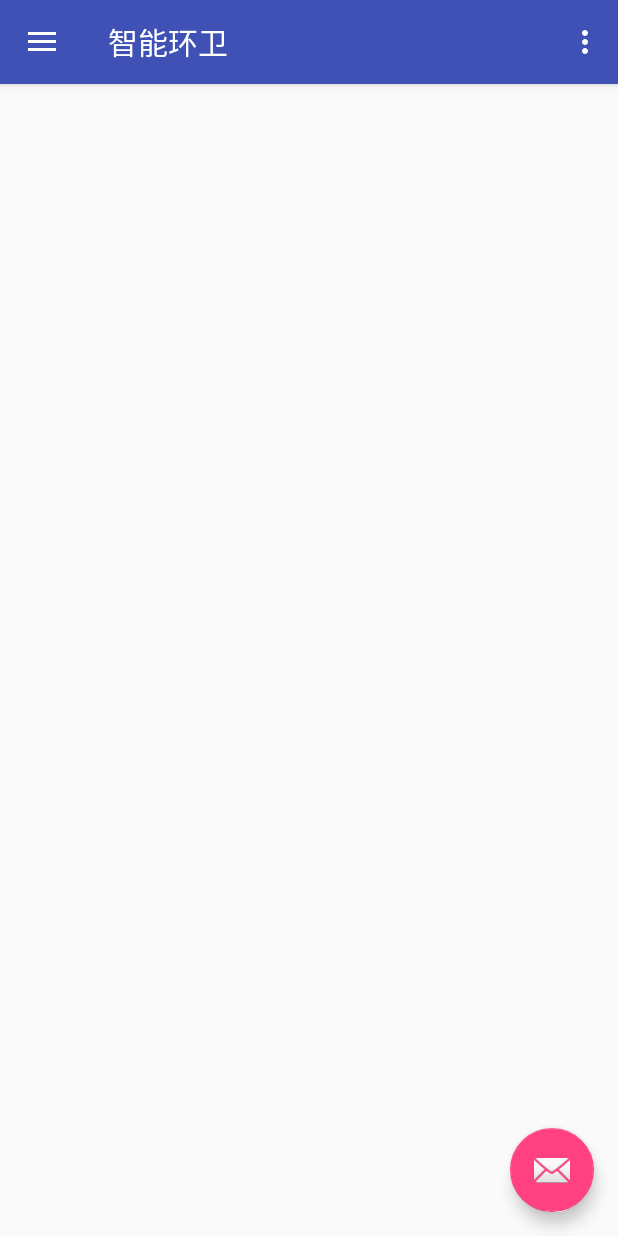
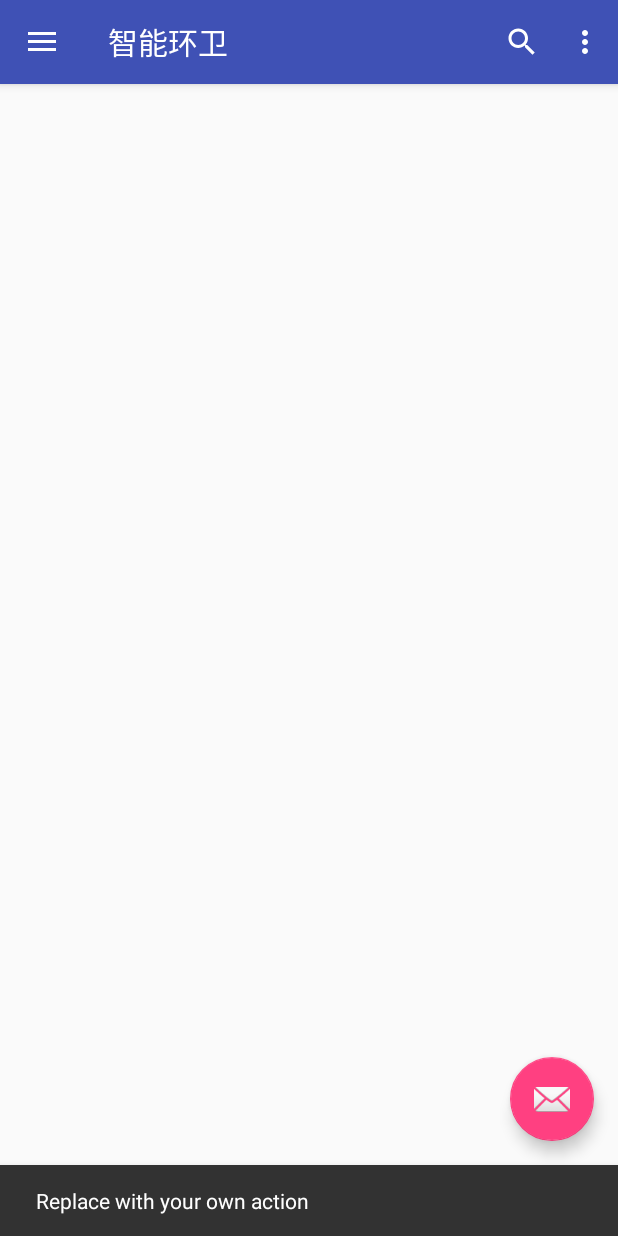
Before and after one commit to MagicMike90/Staff-Manager, an Android app: the fragment NoticeListFragment placed in its activity, after a tap on an icon or button, on a phone screen of 412 x 824 dp. Run offline under Robolectric (Android 15) with nearby library versions, the phone set to English and light mode, and no system bars; libraries missing offline, so code that uses them is left out: com.amap.api, im.delight.android; 8 statements that could not run were skipped; 1 other tap on this screen came first.

Commit message:
add search view

```diff
--- a/app/src/main/java/com/sanitation/app/MainActivity.java
+++ b/app/src/main/java/com/sanitation/app/MainActivity.java
@@ -155,6 +155,7 @@ public class MainActivity extends AppCompatActivity
     public boolean onNavigationItemSelected(MenuItem item) {
         Fragment fragment = null;
         Class fragmentClass = NoticeListFragment.class;
+        String hint = "";
         // Handle navigation view item clicks here.
         int id = item.getItemId();
 
--- a/app/src/main/java/com/sanitation/app/notice/NoticeListFragment.java
+++ b/app/src/main/java/com/sanitation/app/notice/NoticeListFragment.java
@@ -1,27 +1,29 @@
 package com.sanitation.app.notice;
 
+import android.app.SearchManager;
 import android.content.Context;
 import android.os.Bundle;
 import android.support.v4.app.Fragment;
 import android.support.v7.widget.LinearLayoutManager;
 import android.support.v7.widget.RecyclerView;
+import android.support.v7.widget.SearchView;
 import android.util.Log;
 import android.view.LayoutInflater;
+import android.view.Menu;
+import android.view.MenuInflater;
+import android.view.MenuItem;
 import android.view.View;
 import android.view.ViewGroup;
 
-import com.sanitation.app.Constants;
 import com.sanitation.app.MeteorDDP;
 import com.sanitation.app.R;
 import com.sanitation.app.recyclerview.DividerItemDecoration;
 
 import im.delight.android.ddp.Meteor;
 import im.delight.android.ddp.MeteorCallback;
-import im.delight.android.ddp.MeteorSingleton;
 import im.delight.android.ddp.db.Collection;
 import im.delight.android.ddp.db.Database;
 import im.delight.android.ddp.db.Document;
-import im.delight.android.ddp.db.memory.InMemoryDatabase;
 
 
 public class NoticeListFragment extends Fragment implements MeteorCallback {
@@ -31,7 +33,12 @@ public class NoticeListFragment extends Fragment implements MeteorCallback {
     private RecyclerView mRecyclerView;
     private NoticeListFragmentAdapter mViewAdapter;
 
+    private SearchView searchView = null;
+    private String mSearchbarHint;
+    private SearchView.OnQueryTextListener queryTextListener;
+
     private Meteor mMeteor;
+
     /**
      * Mandatory empty constructor for the fragment manager to instantiate the
      * fragment (e.g. upon screen orientation changes).
@@ -40,9 +47,10 @@ public class NoticeListFragment extends Fragment implements MeteorCallback {
     }
 
 
-    public static NoticeListFragment newInstance() {
+    public static NoticeListFragment newInstance(String hint) {
         NoticeListFragment fragment = new NoticeListFragment();
         Bundle args = new Bundle();
+        args.putString("hint",hint);
         fragment.setArguments(args);
         return fragment;
     }
@@ -50,7 +58,7 @@ public class NoticeListFragment extends Fragment implements MeteorCallback {
     @Override
     public void onCreate(Bundle savedInstanceState) {
         super.onCreate(savedInstanceState);
-
+        setHasOptionsMenu(true);
         mMeteor = MeteorDDP.getInstance(this.getContext()).getConnection();
         mMeteor.addCallback(this);
         mMeteor.connect();
@@ -71,15 +79,57 @@ public class NoticeListFragment extends Fragment implements MeteorCallback {
         }
         return view;
     }
+    @Override
+    public void onCreateOptionsMenu(Menu menu, MenuInflater inflater) {
+        MenuItem searchItem = menu.findItem(R.id.action_search);
+        SearchManager searchManager = (SearchManager) getActivity().getSystemService(Context.SEARCH_SERVICE);
+
+        if (searchItem != null) {
+            searchView = (SearchView) searchItem.getActionView();
+            searchView.setQueryHint(mSearchbarHint);
+        }
+        if (searchView != null) {
+            searchView.setSearchableInfo(searchManager.getSearchableInfo(getActivity().getComponentName()));
+
+            queryTextListener = new SearchView.OnQueryTextListener() {
+                @Override
+                public boolean onQueryTextChange(String newText) {
+                    Log.i("onQueryTextChange", newText);
+
+                    return true;
+                }
+                @Override
+                public boolean onQueryTextSubmit(String query) {
+                    Log.i("onQueryTextSubmit", query);
+
+                    return true;
+                }
+            };
+            searchView.setOnQueryTextListener(queryTextListener);
+        }
+        super.onCreateOptionsMenu(menu, inflater);
+    }
+
+    @Override
+    public boolean onOptionsItemSelected(MenuItem item) {
+        switch (item.getItemId()) {
+            case R.id.action_search:
+                // Not implemented here
+                return false;
+            default:
+                break;
+        }
+        searchView.setOnQueryTextListener(queryTextListener);
+        return super.onOptionsItemSelected(item);
+    }
 
     @Override
     public void onPause() {
-//        mMeteor.disconnect();
         mMeteor.removeCallback(this);
         super.onDestroy();
         Log.d(TAG, "onPause");
+    }
 
-    }
     @Override
     public void onAttach(Context context) {
         super.onAttach(context);
@@ -121,7 +171,7 @@ public class NoticeListFragment extends Fragment implements MeteorCallback {
             Document[] documents = collection.find(limit, offset);
             for (Document d : documents) {
                 String name = d.getField("title").toString();
-                String content = d.getField("content").toString().replace("编辑时间","r");
+                String content = d.getField("content").toString().replace("编辑时间", "r");
                 String time = d.getField("time").toString();
 
                 NoticeManager.getInstance().addNotice(new Notice(d.getId(), name, content, time));
--- a/app/src/main/res/menu/main.xml
+++ b/app/src/main/res/menu/main.xml
@@ -1,7 +1,12 @@
 <?xml version="1.0" encoding="utf-8"?>
 <menu xmlns:android="http://schemas.android.com/apk/res/android"
     xmlns:app="http://schemas.android.com/apk/res-auto">
-
+    <item
+        android:id="@+id/action_search"
+        android:icon="@android:drawable/ic_menu_search"
+        android:title="Search"
+        app:actionViewClass="android.support.v7.widget.SearchView"
+        app:showAsAction="always" />
     <item
         android:id="@+id/action_settings"
         android:orderInCategory="100"
--- a/app/src/main/res/values/strings.xml
+++ b/app/src/main/res/values/strings.xml
@@ -34,4 +34,6 @@
     <!-- TODO: Remove or change this placeholder text -->
     <string name="hello_blank_fragment">Hello blank fragment</string>
     <string name="title_activity_notice_detail">通知详细内容</string>
+    <string name="search_hint">搜索</string>
+
 </resources>
--- /dev/null
+++ b/app/src/main/res/xml/searchable.xml
@@ -0,0 +1,4 @@
+<?xml version="1.0" encoding="utf-8"?>
+<searchable xmlns:android="http://schemas.android.com/apk/res/android"
+    android:label="@string/app_name"
+    android:hint="@string/search_hint" />
```
Also changed, not shown: app/src/main/AndroidManifest.xml (+7 -1 lines), app/src/main/java/com/sanitation/app/Constants.java (+7 -1 lines).
